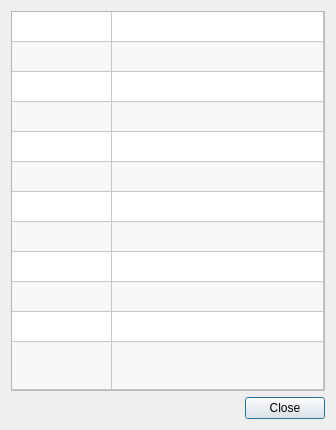
Old version of the form ip-phone-van/dialog_info.ui in the repository Warchant/ip-phone.
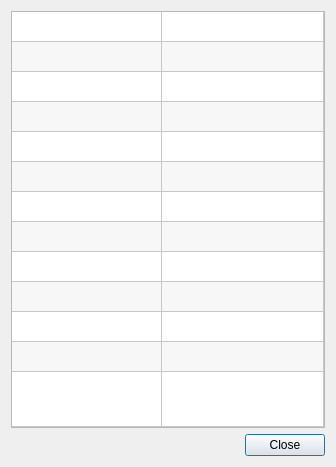
New version of the form.

Commit message: Button INFO works fine

```diff
--- a/ip-phone-van/dialog_info.ui
+++ b/ip-phone-van/dialog_info.ui
@@ -7,7 +7,7 @@
     <x>0</x>
     <y>0</y>
     <width>336</width>
-    <height>430</height>
+    <height>467</height>
    </rect>
   </property>
   <property name="windowTitle">
@@ -49,7 +49,7 @@
       <bool>true</bool>
      </property>
      <property name="rowCount">
-      <number>12</number>
+      <number>13</number>
      </property>
      <property name="columnCount">
       <number>2</number>
@@ -61,10 +61,10 @@
       <bool>false</bool>
      </attribute>
      <attribute name="horizontalHeaderDefaultSectionSize">
-      <number>100</number>
+      <number>150</number>
      </attribute>
      <attribute name="horizontalHeaderMinimumSectionSize">
-      <number>40</number>
+      <number>60</number>
      </attribute>
      <attribute name="horizontalHeaderStretchLastSection">
       <bool>true</bool>
@@ -87,6 +87,7 @@
      <row/>
      <row/>
      <row/>
+     <row/>
      <column/>
      <column/>
     </widget>
```
The commit also changes 11 other files.
